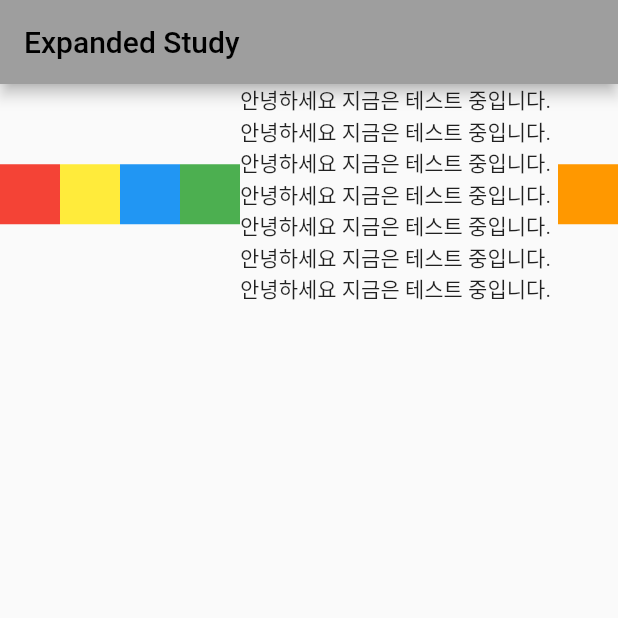
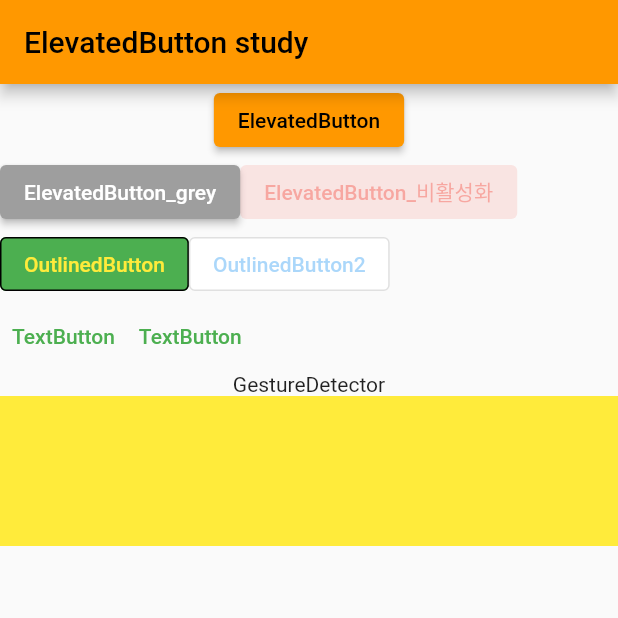
Before and after one commit to SHT-3756/fastcampus_practice, a Flutter app: the screen it shows after launch, on a phone screen of 412 x 824 dp, the top half of it. Run offline on Flutter 3.47's test engine with Material 2 defaults, Android fonts, the phone set to English and light mode, and no system bars.

Commit message:
feat: ElevatedButton, OutlineButton, TextButton, GestureDetector 공부

```diff
--- a/fastcamp_project/lib/main.dart
+++ b/fastcamp_project/lib/main.dart
@@ -1,6 +1,7 @@
 import 'package:fastcamp_project/pages/alignSpacerExpanded/align.dart';
 import 'package:fastcamp_project/pages/alignSpacerExpanded/expanded.dart';
 import 'package:fastcamp_project/pages/alignSpacerExpanded/spacer.dart';
+import 'package:fastcamp_project/pages/buttonWidget/elevatedButton.dart';
 import 'package:flutter/material.dart';
 import 'package:fastcamp_project/pages/home_page.dart';
 
@@ -17,9 +18,9 @@ class MyApp extends StatelessWidget {
     return MaterialApp(
       title: 'Flutter Demo',
       theme: ThemeData(
-        primarySwatch: Colors.grey,
+        primarySwatch: Colors.orange,
       ),
-      home: const ExpandedPage(),
+      home: const ElevatedButtonPage(),
     );
   }
 }
--- /dev/null
+++ b/fastcamp_project/lib/pages/buttonWidget/elevatedButton.dart
@@ -0,0 +1,90 @@
+import 'package:flutter/material.dart';
+
+class ElevatedButtonPage extends StatelessWidget {
+  const ElevatedButtonPage({super.key});
+
+  @override
+  Widget build(BuildContext context) {
+    return Scaffold(
+      appBar: AppBar(
+        title: const Text('ElevatedButton study'),
+      ),
+      body: Column(children: [
+        // ElevatedButton, OutlinedButton, TextButton 는 생성자가 똑같다!
+        ElevatedButton(
+            onPressed: null,
+            onLongPress: () => print('onLongPress_ElevatedButton'),
+            child: const Text('ElevatedButton')),
+        Row(
+          children: [
+            ElevatedButton(
+                onPressed: () => print('onPressed_ElevatedButton'),
+                // child 안에 TextStyle 스타일 지정하는 것은 권장하지 않고, styleForm() 태그로 적용하길 권장
+                style: ElevatedButton.styleFrom(
+                    foregroundColor: Colors.white,
+                    backgroundColor: Colors.grey),
+                // primary -> foregroundColor 변경, onPrimary -> backgroundColor 변경
+                child: const Text('ElevatedButton_grey')),
+            // 비활성화 버튼
+            // onSurface -> disabledForegroundColor 로 변경
+            ElevatedButton(
+              onPressed: null,
+              style: ElevatedButton.styleFrom(
+                  disabledForegroundColor: Colors.red.withOpacity(0.38),
+                  disabledBackgroundColor: Colors.red.withOpacity(0.12)),
+              child: const Text('ElevatedButton_비활성화'),
+            ),
+          ],
+        ),
+
+        Row(
+          children: [
+            OutlinedButton(
+                onPressed: () => print('press_OutlinedButton'),
+                onLongPress: () => print('long_press_OutlinedButton'),
+                style: OutlinedButton.styleFrom(
+                    foregroundColor: Colors.yellow,
+                    backgroundColor: Colors.green,
+                    side: const BorderSide(color: Colors.black)),
+                child: const Text('OutlinedButton')),
+            OutlinedButton(
+                onPressed: null,
+                style: OutlinedButton.styleFrom(
+                  foregroundColor: Colors.blue,
+                  backgroundColor: Colors.white,
+                  disabledForegroundColor: Colors.blue.withOpacity(0.38),
+                ),
+                child: const Text('OutlinedButton2')),
+          ],
+        ),
+        Row(
+          children: [
+            TextButton(
+                onPressed: () => print('onPressed_TextButton'),
+                onLongPress: () => print('onLongPress_TextButton'),
+                style: TextButton.styleFrom(foregroundColor: Colors.green),
+                child: const Text('TextButton')),
+            TextButton(
+                onPressed: () => print('onPressed_TextButton'),
+                onLongPress: () => print('onLongPress_TextButton'),
+                style: TextButton.styleFrom(foregroundColor: Colors.green),
+                child: const Text('TextButton')),
+          ],
+        ),
+        GestureDetector(
+            onTap: () => print('onTap_GestureDetector'),
+            onDoubleTap: () => print('onDoubleTap_onTap_GestureDetector'),
+            onTapDown: (details) => print(
+                '${details.globalPosition} | ${details.kind} | ${details.localPosition}'),
+            child: const Text('GestureDetector')),
+        GestureDetector(
+            onTap: () => print('onTap_GestureDetector'),
+            onDoubleTap: () => print('onDoubleTap_onTap_GestureDetector'),
+            child: Container(
+              color: Colors.yellow,
+              height: 100,
+            )),
+      ]),
+    );
+  }
+}
```
